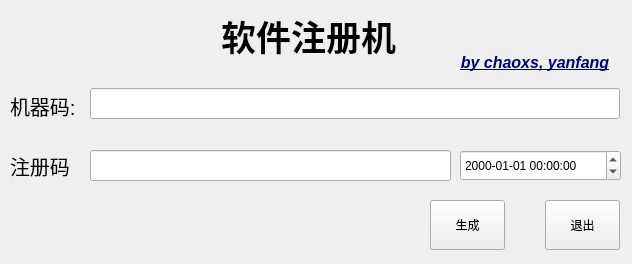
Before: the Qt Designer form mainwindow.ui in czhang0820/RegistrationCode, drawn with Qt 5.
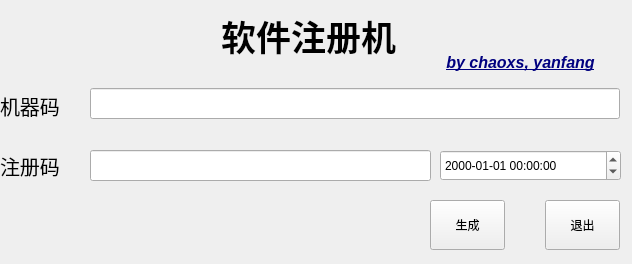
After: the same form once the commit is applied.

Commit message: 界面调整

The edit to the form file:
```diff
--- a/mainwindow.ui
+++ b/mainwindow.ui
@@ -17,9 +17,9 @@
    <widget class="QDateEdit" name="dateEdit">
     <property name="geometry">
      <rect>
-      <x>460</x>
+      <x>440</x>
       <y>150</y>
-      <width>161</width>
+      <width>181</width>
       <height>31</height>
      </rect>
     </property>
@@ -58,9 +58,9 @@
    <widget class="QLabel" name="label_2">
     <property name="geometry">
      <rect>
-      <x>10</x>
+      <x>0</x>
       <y>150</y>
-      <width>71</width>
+      <width>81</width>
       <height>31</height>
      </rect>
     </property>
@@ -91,7 +91,7 @@
      <rect>
       <x>90</x>
       <y>150</y>
-      <width>361</width>
+      <width>341</width>
       <height>31</height>
      </rect>
     </property>
@@ -104,9 +104,9 @@
    <widget class="QLabel" name="label">
     <property name="geometry">
      <rect>
-      <x>10</x>
+      <x>0</x>
       <y>90</y>
-      <width>71</width>
+      <width>81</width>
       <height>31</height>
      </rect>
     </property>
@@ -116,7 +116,7 @@
      </font>
     </property>
     <property name="text">
-     <string>机器码:</string>
+     <string>机器码</string>
     </property>
    </widget>
    <widget class="QLabel" name="label_3">
@@ -124,7 +124,7 @@
      <rect>
       <x>221</x>
       <y>10</y>
-      <width>190</width>
+      <width>231</width>
       <height>51</height>
      </rect>
     </property>
@@ -144,9 +144,9 @@
    <widget class="QLabel" name="label_4">
     <property name="geometry">
      <rect>
-      <x>450</x>
+      <x>420</x>
       <y>50</y>
-      <width>170</width>
+      <width>201</width>
       <height>25</height>
      </rect>
     </property>
```
The commit also changes 1 other file.
